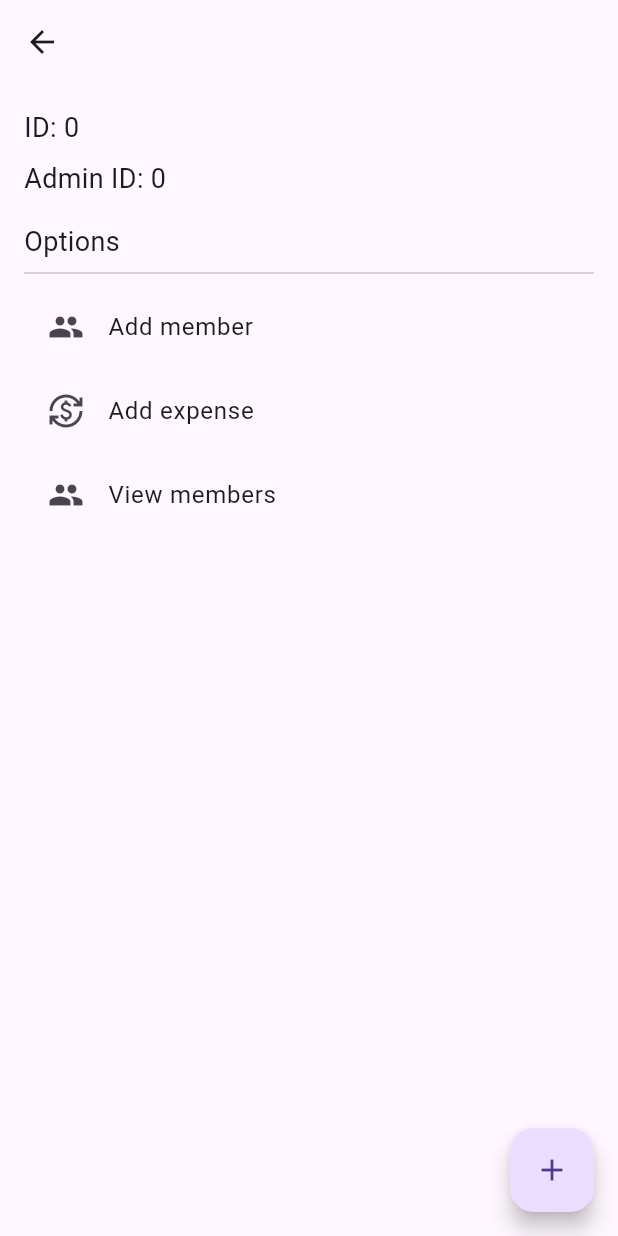
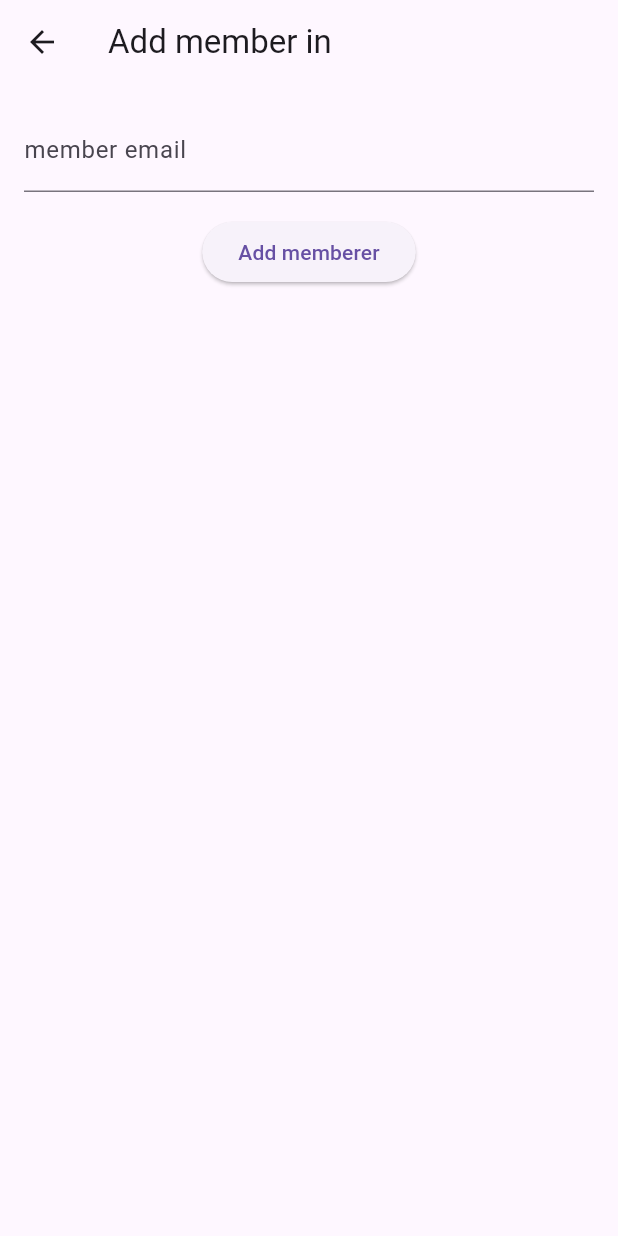
Before and after one commit to umang564/frontendExpense, a Flutter app: the GroupDetailScreen screen opened directly with empty values, after a tap on the "add" icon, on a phone screen of 412 x 824 dp. Run offline on Flutter 3.47's test engine with Material 3 defaults, Android fonts, the light colour scheme and no system bars; our stand-ins replace bloc, dio, equatable, flutter_bloc, flutter_secure_storage; missing offline and left inert: cookie_jar, dart:ffi, dio_cookie_manager; accounts and stored records are empty.

Commit message:
add  member functionality completted

```diff
--- /dev/null
+++ b/lib/feature/AddMember/addMember.dart
@@ -0,0 +1,112 @@
+import 'package:flutter/material.dart';
+import 'package:flutter_bloc/flutter_bloc.dart';
+import 'package:flutterproject/feature/AddMember/add_member_bloc.dart';
+import 'package:flutterproject/feature/utils/enums.dart';
+
+class AddMemberScreen extends StatefulWidget {
+  const AddMemberScreen({super.key});
+
+  @override
+  State<AddMemberScreen> createState() => _AddMemberScreenState();
+}
+
+class _AddMemberScreenState extends State<AddMemberScreen> {
+  late AddMemberBloc _addMemberBloc;
+  final TextEditingController _groupNameController = TextEditingController();
+  final FocusNode _focusNode = FocusNode();
+  final _formKey = GlobalKey<FormState>();
+
+  @override
+  void initState() {
+    // TODO: implement initState
+    super.initState();
+    _addMemberBloc = AddMemberBloc();
+  }
+
+  late String name;
+  late int id;
+  late int adminId;
+
+  @override
+  void didChangeDependencies() {
+    super.didChangeDependencies();
+    // Extract arguments from the ModalRoute
+    final Map<String, dynamic> args =
+    ModalRoute
+        .of(context)!
+        .settings
+        .arguments as Map<String, dynamic>;
+
+    name = args['name'] as String;
+    id = args['id'] as int;
+    adminId = args['adminId'] as int;
+
+  }
+
+  @override
+  Widget build(BuildContext context) {
+    return BlocProvider(
+      create: (context) => _addMemberBloc,
+      child: Scaffold(
+        appBar: AppBar(
+          title: const Text('Add member in '),
+        ),
+        body: BlocBuilder<AddMemberBloc, AddMemberState>(
+          builder: (context, state) {
+            return Padding(
+              padding: const EdgeInsets.all(16.0),
+              child: Form(
+                key: _formKey,
+                child: Column(
+                  children: [
+                    TextFormField(
+                      controller: _groupNameController,
+                      focusNode: _focusNode,
+                      decoration: const InputDecoration(
+                        labelText: 'member email',
+                      ),
+                      validator: (value) {
+                        if (value == null || value.isEmpty) {
+                          return 'Please enter a member  email name';
+                        }
+                        return null;
+                      },
+                      onChanged: (value) {
+                        context.read<AddMemberBloc>().add(MemberNameChanged(add_member_name:value));
+                      },
+                      onEditingComplete: () {
+                        // Optionally, you can do something when the editing is complete
+                        FocusScope.of(context).unfocus(); // Unfocus the field
+                      },
+                    ),
+                    const SizedBox(height: 16.0),
+                    ElevatedButton(
+                      onPressed: () {
+                        if (_formKey.currentState!.validate()) {
+                          context.read<AddMemberBloc>().add(GroupIdChanged(group_id: id));
+                          context.read<AddMemberBloc>().add(AddmemberApi());
+
+                          Navigator.pushNamed(context, '/home');
+                        }
+                      },
+                      child: const Text('Add memberer'),
+                    ),
+                    BlocBuilder<AddMemberBloc, AddMemberState>(
+                      builder: (context, state) {
+                        if (state.addMemberStatus ==
+                            AddMemberStatus.loading) {
+                          return const CircularProgressIndicator();
+                        }
+                        return const SizedBox.shrink();
+                      },
+                    ),
+                  ],
+                ),
+              ),
+            );
+          },
+        ),
+      ),
+    );
+  }
+}
--- /dev/null
+++ b/lib/feature/AddMember/add_member_event.dart
@@ -0,0 +1,28 @@
+part of 'add_member_bloc.dart';
+
+@immutable
+sealed class AddMemberEvent  extends Equatable {
+const AddMemberEvent();
+@override
+List<Object> get props => [];
+}
+
+class  MemberNameChanged extends AddMemberEvent{
+ const MemberNameChanged({
+   required this.add_member_name
+});
+
+  final String add_member_name;
+}
+
+class GroupIdChanged extends AddMemberEvent{
+  const GroupIdChanged({
+    required this.group_id
+});
+
+
+  final int  group_id;
+}
+
+
+class AddmemberApi extends AddMemberEvent{}
--- /dev/null
+++ b/lib/feature/AddMember/add_member_state.dart
@@ -0,0 +1,36 @@
+part of 'add_member_bloc.dart';
+
+
+class AddMemberState extends Equatable
+{
+  const AddMemberState({
+    this.group_id=0,
+    this.member_name='',
+    this.message='',
+    this.addMemberStatus=AddMemberStatus.intial
+
+});
+    final int group_id;
+    final  String member_name;
+    final String message;
+    final AddMemberStatus addMemberStatus;
+
+
+    AddMemberState copyWith({
+       int? group_id,
+       String? member_name,
+      String? message,
+      AddMemberStatus? addMemberStatus,
+}){
+      return AddMemberState(
+        group_id: group_id ?? this.group_id,
+        message: message ?? this.message,
+        member_name: member_name ?? this.member_name,
+        addMemberStatus: addMemberStatus ?? this.addMemberStatus
+      );
+    }
+
+  @override
+  // TODO: implement props
+  List<Object?> get props => [group_id,member_name,message,addMemberStatus];
+}
--- a/lib/feature/GroupPage/Group.dart
+++ b/lib/feature/GroupPage/Group.dart
@@ -43,10 +43,24 @@ class _GroupDetailScreenState extends State<GroupDetailScreen> {
             const Divider(),
             Expanded(
               child: ListView(
-                children: const <Widget>[
+                children:  <Widget>[
                   ListTile(
                     leading: Icon(Icons.people),
                     title: Text('Add member'),
+                    trailing: ElevatedButton(
+                      onPressed: () {
+                        Navigator.pushNamed(
+                          context,
+                          '/addMember',
+                          arguments: {
+                            'name': name,
+                            'id': id,
+                            'adminId': adminId,
+                          },
+                        );
+                      },
+                      child: Icon(Icons.add),
+                    ),
                   ),
                   ListTile(
                     leading: Icon(Icons.currency_exchange),
--- /dev/null
+++ b/lib/feature/ViewMember/view_member_bloc.dart
@@ -0,0 +1,13 @@
+import 'package:bloc/bloc.dart';
+import 'package:meta/meta.dart';
+
+part 'view_member_event.dart';
+part 'view_member_state.dart';
+
+class ViewMemberBloc extends Bloc<ViewMemberEvent, ViewMemberState> {
+  ViewMemberBloc() : super(ViewMemberInitial()) {
+    on<ViewMemberEvent>((event, emit) {
+      // TODO: implement event handler
+    });
+  }
+}
--- /dev/null
+++ b/lib/feature/ViewMember/view_member_event.dart
@@ -0,0 +1,4 @@
+part of 'view_member_bloc.dart';
+
+@immutable
+sealed class ViewMemberEvent {}
--- /dev/null
+++ b/lib/feature/ViewMember/view_member_state.dart
@@ -0,0 +1,6 @@
+part of 'view_member_bloc.dart';
+
+@immutable
+sealed class ViewMemberState {}
+
+final class ViewMemberInitial extends ViewMemberState {}
--- a/lib/feature/utils/enums.dart
+++ b/lib/feature/utils/enums.dart
@@ -2,3 +2,5 @@ enum GroupStatus {loading,success,failure}
 
 
 enum CreateGroupStatus {intial, loading , success,error}
+
+enum  AddMemberStatus{ intial ,loading , success,error}
--- a/lib/main.dart
+++ b/lib/main.dart
@@ -1,4 +1,5 @@
 import 'package:flutter/material.dart';
+import 'package:flutterproject/feature/AddMember/addMember.dart';
 import 'package:flutterproject/feature/CreateGroup/CreateGroup.dart';
 import 'package:flutterproject/feature/GroupPage/Group.dart';
 import 'package:flutterproject/feature/home/home.dart';
@@ -27,10 +28,12 @@ class MyApp extends StatelessWidget {
 
       initialRoute: '/',
       routes: {
-        '/': (context) => LoginScreen(),
+        '/': (context) => SignUpScreen(),
+        '/login':(context)=>LoginScreen(),
         '/home': (context) => HomeScreen(),
         '/group':(context)=>GroupDetailScreen(),
         '/createGroup':(context)=>CreateGroupScreen(),
+        '/addMember':(context)=>AddMemberScreen(),
       }, // Home widget where your main app content resides
     );
   }
```
Also changed, not shown: lib/feature/AddMember/add_member_bloc.dart (added, +77 -0 lines), lib/feature/Repository/groupNames.dart (+6 -2 lines), lib/feature/signup/signup.dart (+20 -2 lines), lib/feature/ViewMember/viewMember.dart (added).
